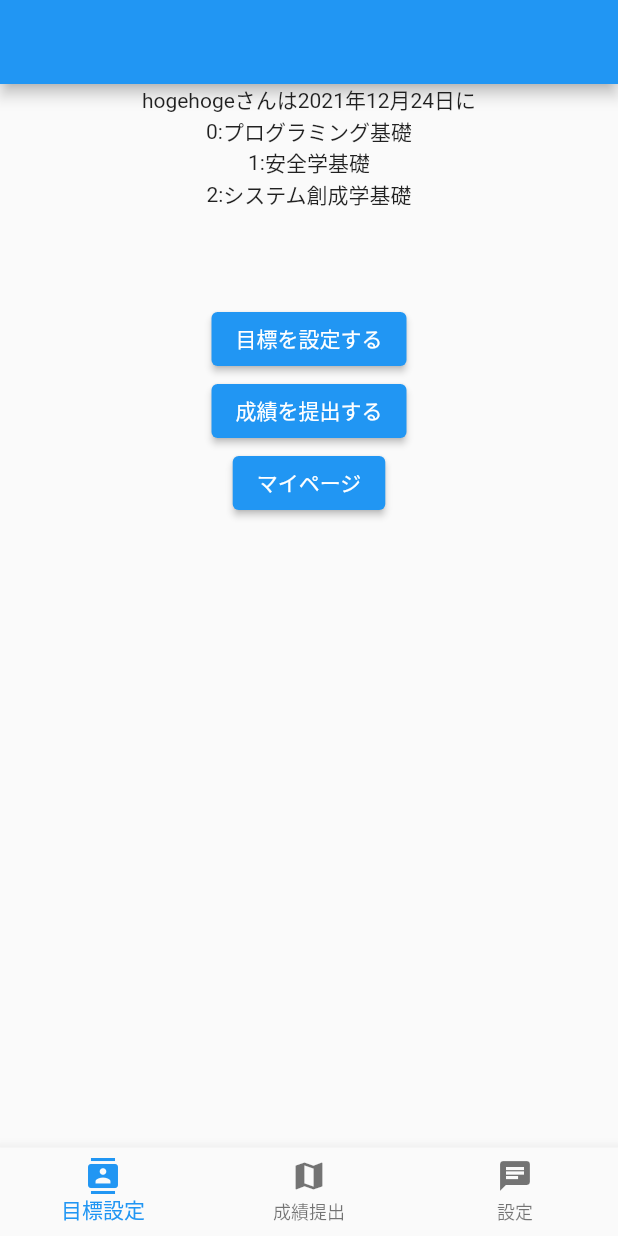
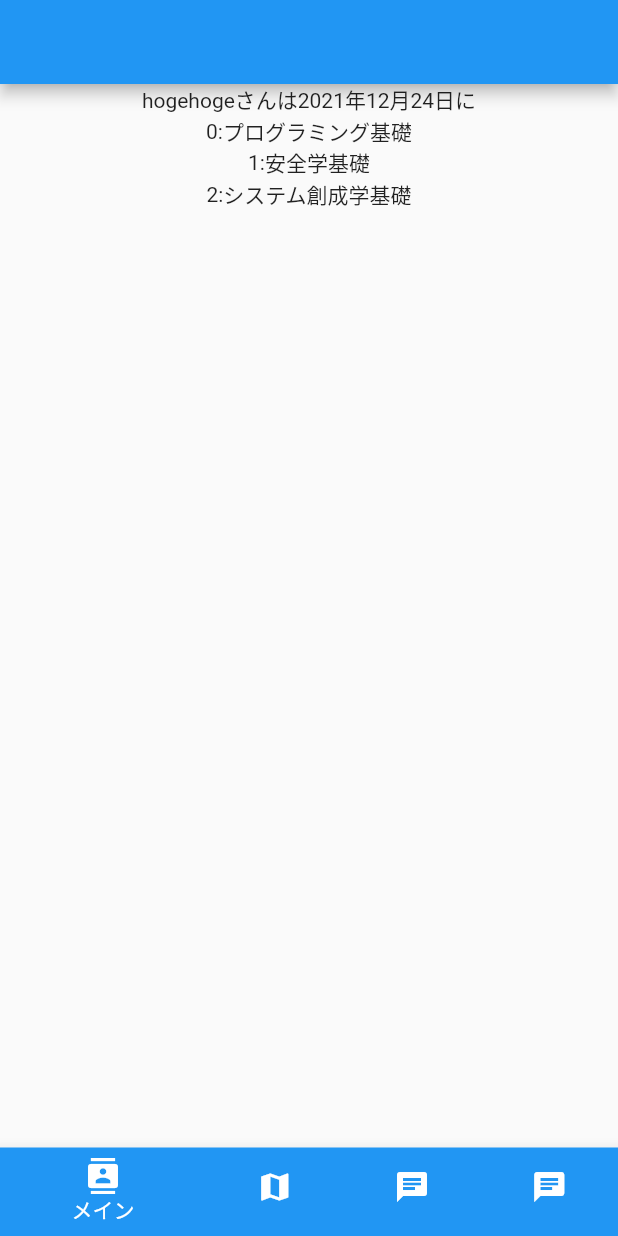
Before and after one commit to syunsuke1115/tani_money, a Flutter app: the MainScreen screen opened directly, on a phone screen of 412 x 824 dp. Run offline on Flutter 3.47's test engine with Material 2 defaults, Android fonts, the phone set to English and light mode, and no system bars; our stand-ins replace cloud_firestore, firebase_auth, firebase_core, fluttertoast; accounts and stored records are empty.

Commit message:
とりあえず画面遷移は実装

```diff
--- a/lib/pages/MainScreen.dart
+++ b/lib/pages/MainScreen.dart
@@ -1,10 +1,12 @@
 import 'package:flutter/material.dart';
 // ignore: import_of_legacy_library_into_null_safe
 import 'package:intl/intl.dart';
-
+import 'package:firebase_auth/firebase_auth.dart';
+import 'package:cloud_firestore/cloud_firestore.dart';
 import 'MyPage.dart';
 import 'SubmitScreen.dart';
 import 'TargetScreen.dart';
+import 'TargetAddPage.dart';
 
 class MainScreen extends StatefulWidget {
   const MainScreen({Key? key}) : super(key: key);
@@ -17,7 +19,7 @@ class _MainScreenState extends State<MainScreen> {
   var _selectIndex = 0;
   var _pages = <Widget>[];
   //var _label = '';
-  var _titles = ['目標設定', '成績提出', '設定'];
+  var _titles = ['メイン', '目標設定', '成績提出', '設定'];
   String name = "hogehoge";
   static DateTime setDate = DateTime(2021, 12, 24, 14, 28);
   static DateFormat outputFormat = DateFormat('yyyy年MM月dd日');
@@ -33,7 +35,6 @@ class _MainScreenState extends State<MainScreen> {
   Widget build(BuildContext context) {
     return Scaffold(
       appBar: AppBar(
-        //title: Text("メインスクリーン"), //TODO メインスクリーンと言わない
         centerTitle: true,
         backgroundColor: Colors.blue,
       ),
@@ -55,18 +56,6 @@ class _MainScreenState extends State<MainScreen> {
                             Text(lessonList[index])
                           ]);
                     })),
-            Center(
-                child: ElevatedButton(
-                    onPressed: () => startTargetScreen(context),
-                    child: Text("目標を設定する"))),
-            Center(
-                child: ElevatedButton(
-                    onPressed: () => startSubmitScreen(context),
-                    child: Text("成績を提出する"))),
-            Center(
-                child: ElevatedButton(
-                    onPressed: () => startMyPage(context),
-                    child: Text("マイページ"))),
           ],
         ),
       ),
@@ -74,22 +63,43 @@ class _MainScreenState extends State<MainScreen> {
         items: [
           BottomNavigationBarItem(
             icon: Icon(Icons.contacts),
-            title: Text(_titles[0]),
+            label: _titles[0],
+            backgroundColor: Colors.blue,
           ),
           BottomNavigationBarItem(
             icon: Icon(Icons.map),
-            title: Text(_titles[1]),
+            label: _titles[1],
+            backgroundColor: Colors.blue,
           ),
           BottomNavigationBarItem(
             icon: Icon(Icons.chat),
-            title: Text(_titles[2]),
+            label: _titles[2],
+            backgroundColor: Colors.blue,
+          ),
+          BottomNavigationBarItem(
+            icon: Icon(Icons.chat),
+            label: _titles[3],
+            backgroundColor: Colors.blue,
           ),
         ],
+        currentIndex: _selectIndex,
+        //onTap: _onTapItem,
         onTap: (int index) {
-          _selectIndex = index;
-          //_label = _titles[index];
+          switch (index) {
+            case 0:
+              Navigator.of(context).pushNamed("/home");
+              break;
+            case 1:
+              Navigator.of(context).pushNamed("/target");
+              break;
+            case 2:
+              Navigator.of(context).pushNamed("/submit");
+              break;
+            case 3:
+              Navigator.of(context).pushNamed("/setting");
+              break;
+          }
         },
-        currentIndex: _selectIndex,
       ),
     );
   }
```
Also changed, not shown: lib/main.dart (+11 -2 lines), lib/pages/SignUpScreen.dart (+4 -3 lines), lib/pages/TargetScreen.dart (+4 -3 lines).
